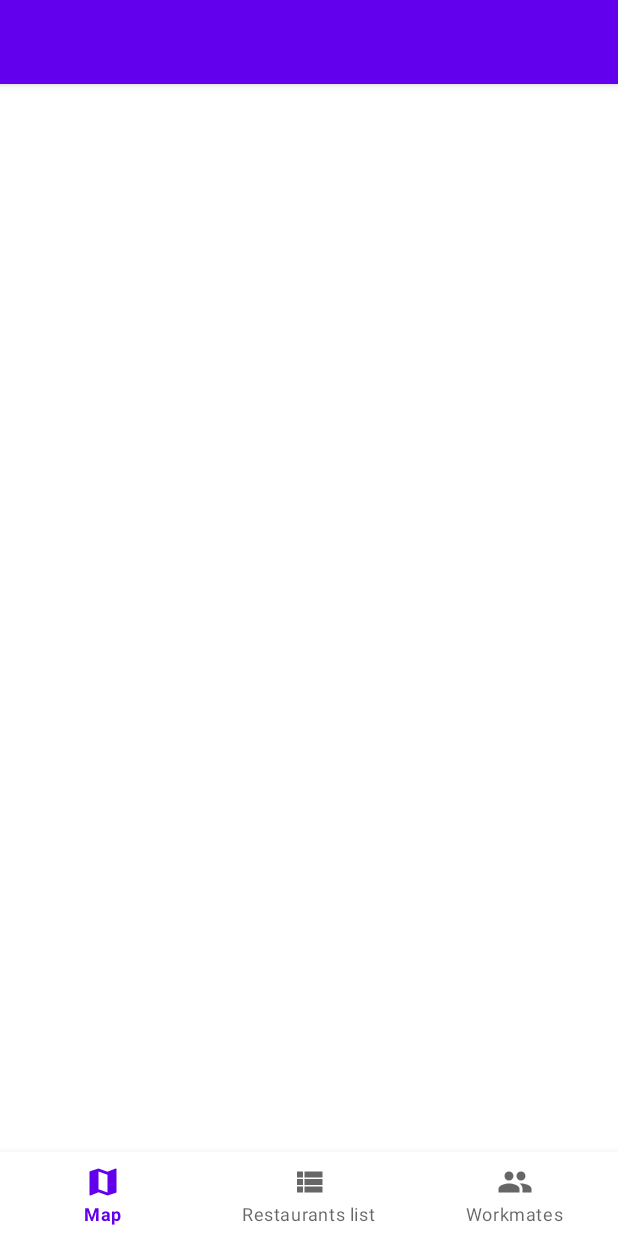
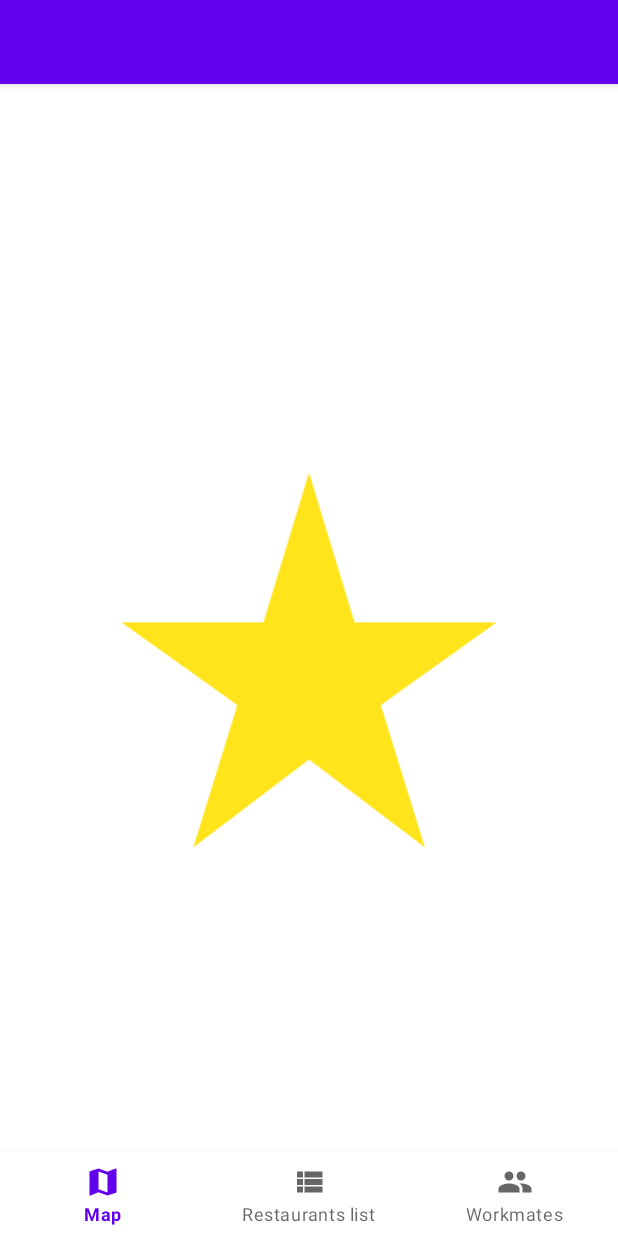
Before and after one commit to Guillaume-Cudel/Go4Lunch, an Android app: the layout activity_navigation.xml on its own in the app's theme, with its tools: preview values and no code run, on a phone screen of 412 x 824 dp. Run offline under Robolectric (Android 15) with nearby library versions, the phone set to English and light mode, and no system bars.

Commit message:
Corrective navigation fragment added

```diff
--- a/app/src/main/java/com/example/go4lunch/ui/map/MapFragment.java
+++ b/app/src/main/java/com/example/go4lunch/ui/map/MapFragment.java
@@ -4,6 +4,7 @@ import android.os.Bundle;
 import android.view.LayoutInflater;
 import android.view.View;
 import android.view.ViewGroup;
+import android.widget.ImageView;
 import android.widget.TextView;
 
 import androidx.annotation.NonNull;
@@ -16,10 +17,20 @@ import com.example.go4lunch.R;
 
 public class MapFragment extends Fragment {
 
+    ImageView image;
+
+    public static MapFragment newInstance() {
+        return (new MapFragment());
+    }
+
 
     public View onCreateView(@NonNull LayoutInflater inflater,
                              ViewGroup container, Bundle savedInstanceState) {
         View view = inflater.inflate(R.layout.fragment_map, container, false);
+
+        image = (ImageView) view.findViewById(R.id.map_image_test);
+
+
         return view;
     }
 }
--- a/app/src/main/res/layout/activity_navigation.xml
+++ b/app/src/main/res/layout/activity_navigation.xml
@@ -14,38 +14,7 @@
         layout="@layout/app_bar_navigation"
         android:layout_width="match_parent"
         android:layout_height="match_parent" />
-<!--
-<androidx.constraintlayout.widget.ConstraintLayout
-    android:layout_width="match_parent"
-    android:layout_height="match_parent">
 
-    <androidx.appcompat.widget.Toolbar
-        android:id="@+id/navigation_toolbar"
-        android:layout_width="match_parent"
-        android:layout_height="?attr/actionBarSize"
-        app:layout_constraintStart_toStartOf="parent"
-        app:layout_constraintTop_toTopOf="parent"
-        android:background="?attr/colorPrimary" />
-
- In content_navigation
-   <com.google.android.material.bottomnavigation.BottomNavigationView
-        android:id="@+id/navigation_bottom_nav_view"
-        android:layout_width="0dp"
-        android:layout_height="wrap_content"
-        android:layout_marginStart="0dp"
-        android:layout_marginEnd="0dp"
-        android:background="?android:attr/windowBackground"
-        app:layout_constraintBottom_toBottomOf="parent"
-        app:layout_constraintLeft_toLeftOf="parent"
-        app:layout_constraintRight_toRightOf="parent"
-        app:menu="@menu/bottom_nav_menu" />
-
-    <FrameLayout
-        android:id="@+id/navigation_frame_layout"
-        android:layout_width="match_parent"
-        android:layout_height="match_parent"/>
-
-</androidx.constraintlayout.widget.ConstraintLayout>-->
 
     <com.google.android.material.navigation.NavigationView
         android:id="@+id/navigation_drawer_nav_view"
--- a/app/src/main/res/layout/fragment_map.xml
+++ b/app/src/main/res/layout/fragment_map.xml
@@ -7,4 +7,15 @@
     tools:context=".ui.map.MapFragment">
 
 
+    <androidx.appcompat.widget.AppCompatImageView
+        android:id="@+id/map_image_test"
+        android:layout_width="300dp"
+        android:layout_height="300dp"
+        app:layout_constraintTop_toTopOf="parent"
+        app:layout_constraintBottom_toBottomOf="parent"
+        app:layout_constraintStart_toStartOf="parent"
+        app:layout_constraintEnd_toEndOf="parent"
+        android:src="@drawable/ic_baseline_star_rate"/>
+
+
 </androidx.constraintlayout.widget.ConstraintLayout>
```
Also changed, not shown: app/src/main/java/com/example/go4lunch/NavigationActivity.java (+83 -1 lines), app/src/main/java/com/example/go4lunch/ui/restaurants_list/RestaurantsListFragment.java (+9 -2 lines), app/src/main/java/com/example/go4lunch/ui/workmates/WorkmatesFragment.java (+8 -7 lines), app/src/main/res/layout/fragment_restaurants_list.xml (+13 -0 lines), app/src/main/res/layout/fragment_workmates.xml (+5 -7 lines).
